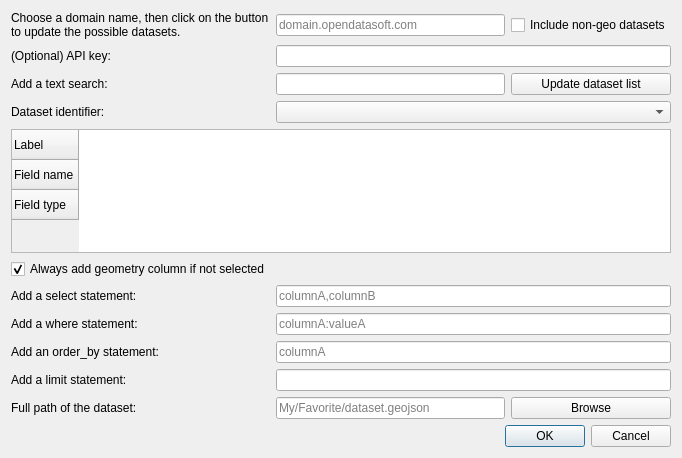
The window that plugin_dialog.ui (opendatasoft/qgis-ods-plugin) describes before a commit, drawn with Qt 5.
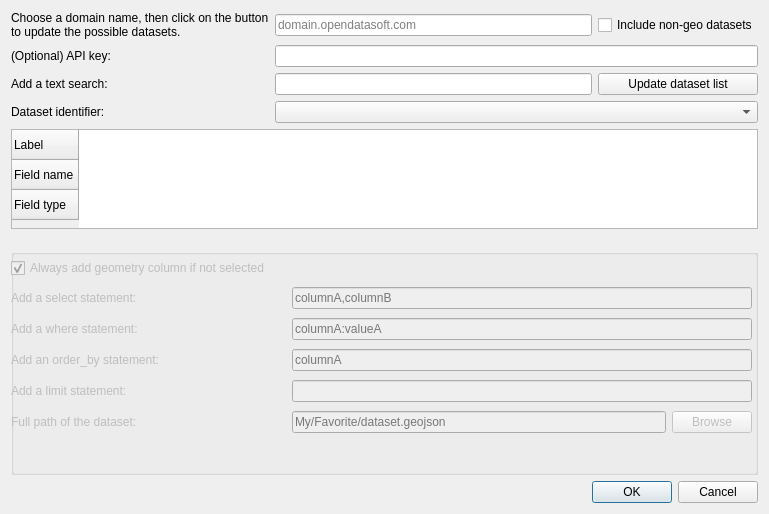
The same window after the commit.

Commit message: disables filter part when there's no dataset

The edit to the form file:
```diff
--- a/plugin_dialog.ui
+++ b/plugin_dialog.ui
@@ -6,28 +6,35 @@
    <rect>
     <x>0</x>
     <y>0</y>
-    <width>682</width>
-    <height>458</height>
+    <width>769</width>
+    <height>514</height>
    </rect>
   </property>
   <property name="windowTitle">
    <string>Import an ODS dataset</string>
   </property>
   <layout class="QGridLayout" name="gridLayout">
-   <item row="26" column="0">
-    <widget class="QLabel" name="pathLabel">
+   <item row="5" column="2">
+    <widget class="QCheckBox" name="nonGeoCheckBox">
      <property name="text">
-      <string>Full path of the dataset:</string>
+      <string>Include non-geo datasets</string>
      </property>
     </widget>
    </item>
-   <item row="15" column="0">
-    <widget class="QCheckBox" name="defaultGeomCheckBox">
+   <item row="11" column="1" colspan="2">
+    <widget class="QComboBox" name="datasetListComboBox"/>
+   </item>
+   <item row="11" column="0">
+    <widget class="QLabel" name="datasetLabel">
      <property name="text">
-      <string>Always add geometry column if not selected</string>
+      <string>Dataset identifier:</string>
      </property>
-     <property name="checked">
-      <bool>true</bool>
+    </widget>
+   </item>
+   <item row="7" column="2">
+    <widget class="QPushButton" name="updateListButton">
+     <property name="text">
+      <string>Update dataset list</string>
      </property>
     </widget>
    </item>
@@ -39,18 +46,147 @@
      </property>
     </widget>
    </item>
-   <item row="24" column="1" colspan="2">
-    <widget class="QLineEdit" name="limitInput"/>
+   <item row="7" column="1">
+    <widget class="QLineEdit" name="textSearchInput"/>
    </item>
-   <item row="26" column="2">
-    <widget class="QPushButton" name="filePathButton">
-     <property name="text">
-      <string>Browse</string>
+   <item row="27" column="0" colspan="3">
+    <widget class="QGroupBox" name="filterGroupBox">
+     <property name="enabled">
+      <bool>false</bool>
      </property>
+     <property name="styleSheet">
+      <string notr="true"/>
+     </property>
+     <property name="title">
+      <string> </string>
+     </property>
+     <property name="flat">
+      <bool>true</bool>
+     </property>
+     <widget class="QWidget" name="gridLayoutWidget">
+      <property name="geometry">
+       <rect>
+        <x>0</x>
+        <y>20</y>
+        <width>741</width>
+        <height>183</height>
+       </rect>
+      </property>
+      <layout class="QGridLayout" name="filterLayout">
+       <item row="2" column="0">
+        <widget class="QLabel" name="whereLabel">
+         <property name="text">
+          <string>Add a where statement:</string>
+         </property>
+        </widget>
+       </item>
+       <item row="4" column="0">
+        <widget class="QLabel" name="limitLabel">
+         <property name="enabled">
+          <bool>false</bool>
+         </property>
+         <property name="mouseTracking">
+          <bool>false</bool>
+         </property>
+         <property name="lineWidth">
+          <number>1</number>
+         </property>
+         <property name="text">
+          <string>Add a limit statement:</string>
+         </property>
+        </widget>
+       </item>
+       <item row="3" column="0">
+        <widget class="QLabel" name="orderByLabel">
+         <property name="text">
+          <string>Add an order_by statement:                                      </string>
+         </property>
+        </widget>
+       </item>
+       <item row="1" column="0">
+        <widget class="QLabel" name="selectLabel">
+         <property name="text">
+          <string>Add a select statement:</string>
+         </property>
+        </widget>
+       </item>
+       <item row="5" column="0">
+        <widget class="QLabel" name="pathLabel">
+         <property name="text">
+          <string>Full path of the dataset:</string>
+         </property>
+        </widget>
+       </item>
+       <item row="5" column="1">
+        <widget class="QLineEdit" name="pathInput">
+         <property name="placeholderText">
+          <string>My/Favorite/dataset.geojson</string>
+         </property>
+        </widget>
+       </item>
+       <item row="5" column="2">
+        <widget class="QPushButton" name="filePathButton">
+         <property name="text">
+          <string>Browse</string>
+         </property>
+        </widget>
+       </item>
+       <item row="4" column="1" colspan="2">
+        <widget class="QLineEdit" name="limitInput">
+         <property name="enabled">
+          <bool>false</bool>
+         </property>
+        </widget>
+       </item>
+       <item row="3" column="1" colspan="2">
+        <widget class="QLineEdit" name="orderByInput">
+         <property name="placeholderText">
+          <string>columnA</string>
+         </property>
+        </widget>
+       </item>
+       <item row="2" column="1" colspan="2">
+        <widget class="QLineEdit" name="whereInput">
+         <property name="placeholderText">
+          <string>columnA:valueA</string>
+         </property>
+        </widget>
+       </item>
+       <item row="1" column="1" colspan="2">
+        <widget class="QLineEdit" name="selectInput">
+         <property name="placeholderText">
+          <string>columnA,columnB</string>
+         </property>
+        </widget>
+       </item>
+       <item row="0" column="0" colspan="3">
+        <widget class="QCheckBox" name="defaultGeomCheckBox">
+         <property name="text">
+          <string>Always add geometry column if not selected</string>
+         </property>
+         <property name="checked">
+          <bool>true</bool>
+         </property>
+        </widget>
+       </item>
+      </layout>
+     </widget>
     </widget>
    </item>
    <item row="14" column="0" colspan="3">
     <widget class="QTableWidget" name="schemaTableWidget">
+     <property name="minimumSize">
+      <size>
+       <width>0</width>
+       <height>0</height>
+      </size>
+     </property>
+     <property name="maximumSize">
+      <size>
+       <width>16777215</width>
+       <height>100</height>
+      </size>
+     </property>
      <attribute name="horizontalHeaderVisible">
       <bool>false</bool>
      </attribute>
@@ -71,10 +207,23 @@
      </row>
     </widget>
    </item>
-   <item row="26" column="1">
-    <widget class="QLineEdit" name="pathInput">
+   <item row="5" column="1">
+    <widget class="QLineEdit" name="domainInput">
+     <property name="text">
+      <string/>
+     </property>
      <property name="placeholderText">
-      <string>My/Favorite/dataset.geojson</string>
+      <string>domain.opendatasoft.com</string>
+     </property>
+    </widget>
+   </item>
+   <item row="30" column="1" colspan="2">
+    <widget class="QDialogButtonBox" name="dialogButtonBox">
+     <property name="orientation">
+      <enum>Qt::Horizontal</enum>
+     </property>
+     <property name="standardButtons">
+      <set>QDialogButtonBox::Cancel|QDialogButtonBox::Ok</set>
      </property>
     </widget>
    </item>
@@ -85,67 +234,6 @@
      </property>
     </widget>
    </item>
-   <item row="17" column="0">
-    <widget class="QLabel" name="selectLabel">
-     <property name="text">
-      <string>Add a select statement:</string>
-     </property>
-    </widget>
-   </item>
-   <item row="11" column="0">
-    <widget class="QLabel" name="datasetLabel">
-     <property name="text">
-      <string>Dataset identifier:</string>
-     </property>
-    </widget>
-   </item>
-   <item row="17" column="1" colspan="2">
-    <widget class="QLineEdit" name="selectInput">
-     <property name="placeholderText">
-      <string>columnA,columnB</string>
-     </property>
-    </widget>
-   </item>
-   <item row="6" column="1" colspan="2">
-    <widget class="QLineEdit" name="apikeyInput"/>
-   </item>
-   <item row="20" column="0">
-    <widget class="QLabel" name="whereLabel">
-     <property name="text">
-      <string>Add a where statement:</string>
-     </property>
-    </widget>
-   </item>
-   <item row="24" column="0">
-    <widget class="QLabel" name="limitLabel">
-     <property name="mouseTracking">
-      <bool>false</bool>
-     </property>
-     <property name="lineWidth">
-      <number>1</number>
-     </property>
-     <property name="text">
-      <string>Add a limit statement:</string>
-     </property>
-    </widget>
-   </item>
-   <item row="22" column="1" colspan="2">
-    <widget class="QLineEdit" name="orderByInput">
-     <property name="placeholderText">
-      <string>columnA</string>
-     </property>
-    </widget>
-   </item>
-   <item row="20" column="1" colspan="2">
-    <widget class="QLineEdit" name="whereInput">
-     <property name="placeholderText">
-      <string>columnA:valueA</string>
-     </property>
-    </widget>
-   </item>
-   <item row="11" column="1" colspan="2">
-    <widget class="QComboBox" name="datasetListComboBox"/>
-   </item>
    <item row="6" column="0">
     <widget class="QLabel" name="apikeyLabel">
      <property name="text">
@@ -153,49 +241,8 @@
      </property>
     </widget>
    </item>
-   <item row="22" column="0">
-    <widget class="QLabel" name="orderByLabel">
-     <property name="text">
-      <string>Add an order_by statement:</string>
-     </property>
-    </widget>
-   </item>
-   <item row="29" column="1" colspan="2">
-    <widget class="QDialogButtonBox" name="dialogButtonBox">
-     <property name="orientation">
-      <enum>Qt::Horizontal</enum>
-     </property>
-     <property name="standardButtons">
-      <set>QDialogButtonBox::Cancel|QDialogButtonBox::Ok</set>
-     </property>
-    </widget>
-   </item>
-   <item row="5" column="1">
-    <widget class="QLineEdit" name="domainInput">
-     <property name="text">
-      <string/>
-     </property>
-     <property name="placeholderText">
-      <string>domain.opendatasoft.com</string>
-     </property>
-    </widget>
-   </item>
-   <item row="5" column="2">
-    <widget class="QCheckBox" name="nonGeoCheckBox">
-     <property name="text">
-      <string>Include non-geo datasets</string>
-     </property>
-    </widget>
-   </item>
-   <item row="7" column="1">
-    <widget class="QLineEdit" name="textSearchInput"/>
-   </item>
-   <item row="7" column="2">
-    <widget class="QPushButton" name="updateListButton">
-     <property name="text">
-      <string>Update dataset list</string>
-     </property>
-    </widget>
+   <item row="6" column="1" colspan="2">
+    <widget class="QLineEdit" name="apikeyInput"/>
    </item>
   </layout>
  </widget>
```
The commit also changes 1 other file.
